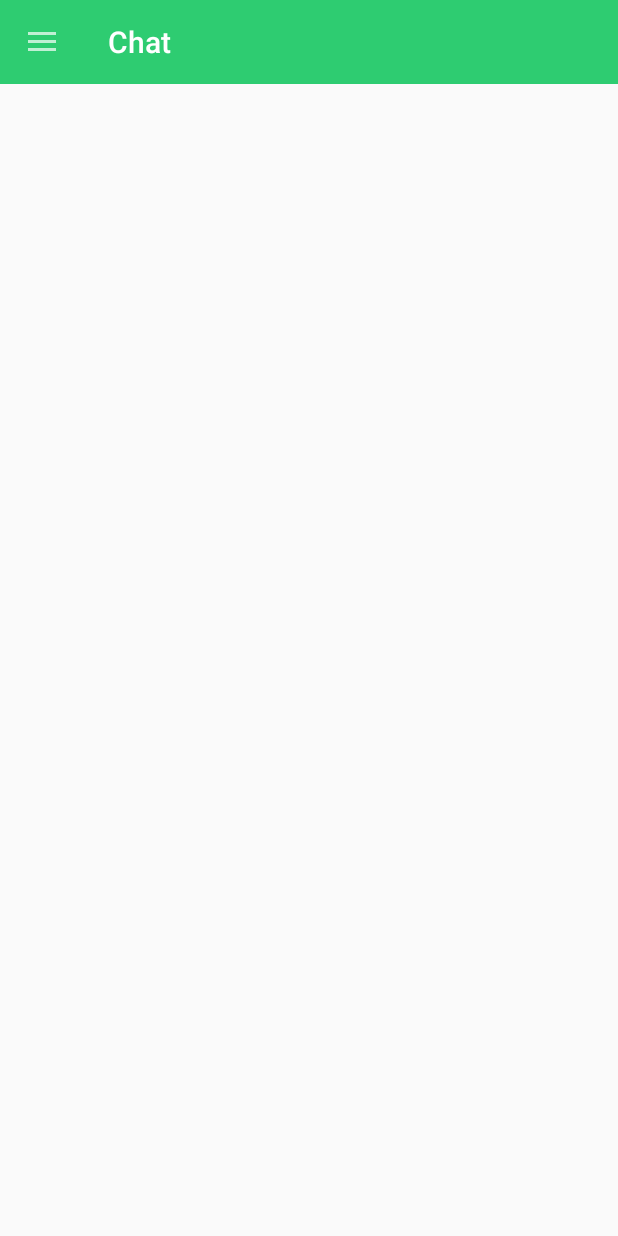
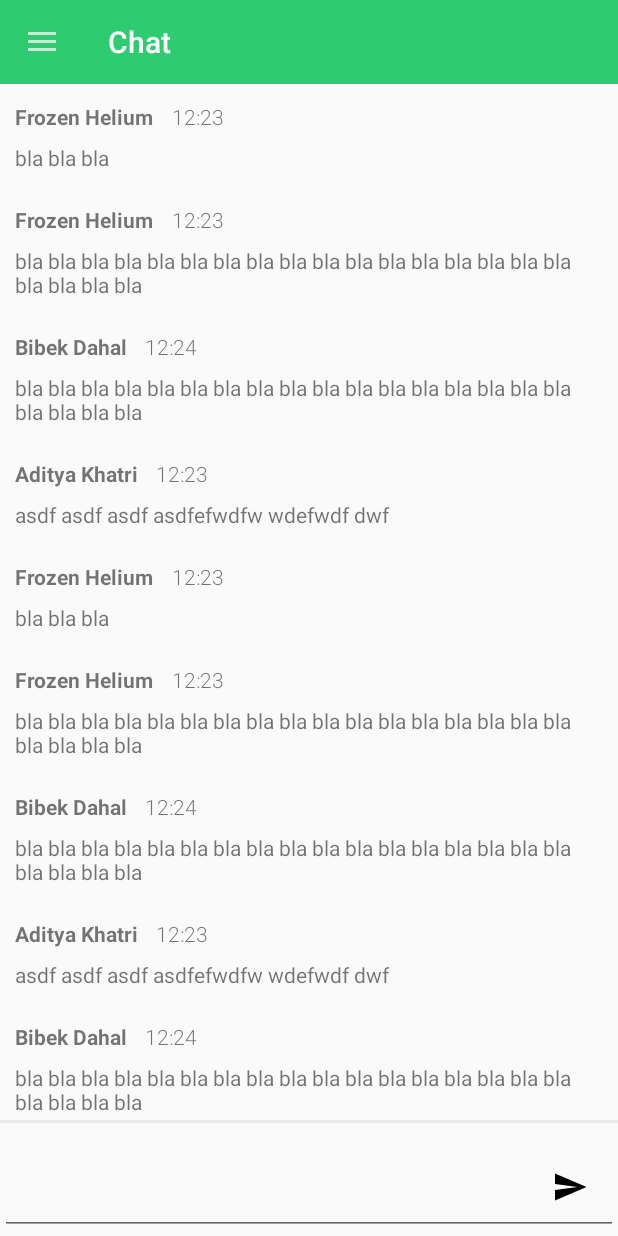
Before and after one commit to toggle-corp/chat, an Android app: the screen it shows after launch once a user with an empty profile is signed in (MainActivity), on a phone screen of 412 x 824 dp. Run offline under Robolectric (Android 15) with nearby library versions, the phone set to English and light mode, and no system bars; our stand-ins replace CircleImageView, Firebase (no records; nobody signed in at launch, a user with empty details on screens opened directly), Picasso.

Commit message:
Add messenger fragment

```diff
--- a/android/app/src/main/AndroidManifest.xml
+++ b/android/app/src/main/AndroidManifest.xml
@@ -14,7 +14,8 @@
         <activity
             android:name=".LoginActivity"
             android:windowSoftInputMode="adjustPan"/>
-        <activity android:name=".MainActivity">
+        <activity android:name=".MainActivity"
+            android:windowSoftInputMode="adjustPan">
             <intent-filter>
                 <action android:name="android.intent.action.MAIN" />
                 <category android:name="android.intent.category.LAUNCHER" />
--- a/android/app/src/main/java/com/togglecorp/chat/MainActivity.java
+++ b/android/app/src/main/java/com/togglecorp/chat/MainActivity.java
@@ -56,6 +56,10 @@ public class MainActivity extends AppCompatActivity {
         mDrawerLayout = (DrawerLayout)findViewById(R.id.drawer);
         mNavigationView = (NavigationView)findViewById(R.id.navigation_view);
         mNavigationView.setNavigationItemSelectedListener(mOnNavigationItemSelectedListener);
+
+        getFragmentManager().beginTransaction()
+                .replace(R.id.frame_content, new MessengerFragment())
+                .commit();
 
         ArrayList<NavigationDrawerItem> navigationDrawerItems = new ArrayList<>();
         navigationDrawerItems.add(new NavigationDrawerItem(NavigationDrawerItem.LABEL, "Conversations", null));
--- /dev/null
+++ b/android/app/src/main/java/com/togglecorp/chat/Message.java
@@ -0,0 +1,28 @@
+package com.togglecorp.chat;
+
+/**
+ * Created by fhx on 10/20/16.
+ */
+public class Message {
+    private String mText;
+    private String mSender;
+    private String mTime;
+
+    Message(String text, String sender, String time){
+        mText = text;
+        mSender = sender;
+        mTime = time;
+    }
+
+    public String getText(){
+        return mText;
+    }
+
+    public String getSender(){
+        return mSender;
+    }
+
+    public String getTime(){
+        return mTime;
+    }
+}
--- /dev/null
+++ b/android/app/src/main/java/com/togglecorp/chat/MessageAdapter.java
@@ -0,0 +1,114 @@
+package com.togglecorp.chat;
+
+import android.support.v7.widget.RecyclerView;
+import android.view.LayoutInflater;
+import android.view.View;
+import android.view.ViewGroup;
+import android.widget.TextView;
+
+import org.w3c.dom.Text;
+
+import java.util.ArrayList;
+import java.util.List;
+import java.util.concurrent.TimeoutException;
+
+/**
+ * Created by fhx on 10/20/16.
+ */
+public class MessageAdapter extends RecyclerView.Adapter<MessageAdapter.MessageViewHolder> {
+    private List<Message> mMessages;
+
+    MessageAdapter(){
+        mMessages = new ArrayList<>();
+        mMessages.add(new Message("bla bla bla", "Frozen Helium", "12:23"));
+        mMessages.add(new Message("bla bla bla bla bla bla bla bla bla bla bla bla bla bla bla bla bla bla bla bla bla", "Frozen Helium", "12:23"));
+        mMessages.add(new Message("bla bla bla bla bla bla bla bla bla bla bla bla bla bla bla bla bla bla bla bla bla", "Bibek Dahal", "12:24"));
+        mMessages.add(new Message("asdf asdf asdf asdfefwdfw wdefwdf dwf", "Aditya Khatri", "12:23"));
+        mMessages.add(new Message("bla bla bla", "Frozen Helium", "12:23"));
+        mMessages.add(new Message("bla bla bla bla bla bla bla bla bla bla bla bla bla bla bla bla bla bla bla bla bla", "Frozen Helium", "12:23"));
+        mMessages.add(new Message("bla bla bla bla bla bla bla bla bla bla bla bla bla bla bla bla bla bla bla bla bla", "Bibek Dahal", "12:24"));
+        mMessages.add(new Message("asdf asdf asdf asdfefwdfw wdefwdf dwf", "Aditya Khatri", "12:23"));
+        mMessages.add(new Message("bla bla bla bla bla bla bla bla bla bla bla bla bla bla bla bla bla bla bla bla bla", "Bibek Dahal", "12:24"));
+        mMessages.add(new Message("asdf asdf asdf asdfefwdfw wdefwdf dwf", "Aditya Khatri", "12:23"));
+        mMessages.add(new Message("bla bla bla", "Frozen Helium", "12:23"));
+        mMessages.add(new Message("bla bla bla bla bla bla bla bla bla bla bla bla bla bla bla bla bla bla bla bla bla", "Frozen Helium", "12:23"));
+        mMessages.add(new Message("bla bla bla bla bla bla bla bla bla bla bla bla bla bla bla bla bla bla bla bla bla", "Bibek Dahal", "12:24"));
+        mMessages.add(new Message("asdf asdf asdf asdfefwdfw wdefwdf dwf", "Aditya Khatri", "12:23"));
+        mMessages.add(new Message("bla bla bla", "Frozen Helium", "12:23"));
+        mMessages.add(new Message("bla bla bla bla bla bla bla bla bla bla bla bla bla bla bla bla bla bla bla bla bla", "Frozen Helium", "12:23"));
+        mMessages.add(new Message("bla bla bla bla bla bla bla bla bla bla bla bla bla bla bla bla bla bla bla bla bla", "Bibek Dahal", "12:24"));
+        mMessages.add(new Message("asdf asdf asdf asdfefwdfw wdefwdf dwf", "Aditya Khatri", "12:23"));
+        mMessages.add(new Message("bla bla bla bla bla bla bla bla bla bla bla bla bla bla bla bla bla bla bla bla bla", "Bibek Dahal", "12:24"));
+        mMessages.add(new Message("asdf asdf asdf asdfefwdfw wdefwdf dwf", "Aditya Khatri", "12:23"));
+        mMessages.add(new Message("bla bla bla", "Frozen Helium", "12:23"));
+        mMessages.add(new Message("asdf asdf asdf asdfefwdfw wdefwdf dwf", "Aditya Khatri", "12:23"));
+        mMessages.add(new Message("bla bla bla", "Frozen Helium", "12:23"));
+        mMessages.add(new Message("bla bla bla bla bla bla bla bla bla bla bla bla bla bla bla bla bla bla bla bla bla", "Frozen Helium", "12:23"));
+        mMessages.add(new Message("bla bla bla bla bla bla bla bla bla bla bla bla bla bla bla bla bla bla bla bla bla", "Bibek Dahal", "12:24"));
+        mMessages.add(new Message("asdf asdf asdf asdfefwdfw wdefwdf dwf", "Aditya Khatri", "12:23"));
+        mMessages.add(new Message("bla bla bla bla bla bla bla bla bla bla bla bla bla bla bla bla bla bla bla bla bla", "Bibek Dahal", "12:24"));
+        mMessages.add(new Message("asdf asdf asdf asdfefwdfw wdefwdf dwf", "Aditya Khatri", "12:23"));
+        mMessages.add(new Message("bla bla bla", "Frozen Helium", "12:23"));
+        mMessages.add(new Message("bla bla bla bla bla bla bla bla bla bla bla bla bla bla bla bla bla bla bla bla bla", "Bibek Dahal", "12:24"));
+        mMessages.add(new Message("asdf asdf asdf asdfefwdfw wdefwdf dwf", "Aditya Khatri", "12:23"));
+        mMessages.add(new Message("bla bla bla bla bla bla bla bla bla bla bla bla bla bla bla bla bla bla bla bla bla", "Bibek Dahal", "12:24"));
+        mMessages.add(new Message("asdf asdf asdf asdfefwdfw wdefwdf dwf", "Aditya Khatri", "12:23"));
+        mMessages.add(new Message("bla bla bla", "Frozen Helium", "12:23"));
+        mMessages.add(new Message("bla bla bla bla bla bla bla bla bla bla bla bla bla bla bla bla bla bla bla bla bla", "Frozen Helium", "12:23"));
+        mMessages.add(new Message("bla bla bla bla bla bla bla bla bla bla bla bla bla bla bla bla bla bla bla bla bla", "Bibek Dahal", "12:24"));
+        mMessages.add(new Message("asdf asdf asdf asdfefwdfw wdefwdf dwf", "Aditya Khatri", "12:23"));
+        mMessages.add(new Message("bla bla bla", "Frozen Helium", "12:23"));
+        mMessages.add(new Message("bla bla bla bla bla bla bla bla bla bla bla bla bla bla bla bla bla bla bla bla bla", "Frozen Helium", "12:23"));
+        mMessages.add(new Message("bla bla bla bla bla bla bla bla bla bla bla bla bla bla bla bla bla bla bla bla bla", "Bibek Dahal", "12:24"));
+        mMessages.add(new Message("asdf asdf asdf asdfefwdfw wdefwdf dwf", "Aditya Khatri", "12:23"));
+        mMessages.add(new Message("bla bla bla bla bla bla bla bla bla bla bla bla bla bla bla bla bla bla bla bla bla", "Bibek Dahal", "12:24"));
+        mMessages.add(new Message("asdf asdf asdf asdfefwdfw wdefwdf dwf", "Aditya Khatri", "12:23"));
+        mMessages.add(new Message("bla bla bla", "Frozen Helium", "12:23"));
+        mMessages.add(new Message("asdf asdf asdf asdfefwdfw wdefwdf dwf", "Aditya Khatri", "12:23"));
+        mMessages.add(new Message("bla bla bla", "Frozen Helium", "12:23"));
+        mMessages.add(new Message("bla bla bla bla bla bla bla bla bla bla bla bla bla bla bla bla bla bla bla bla bla", "Frozen Helium", "12:23"));
+        mMessages.add(new Message("bla bla bla bla bla bla bla bla bla bla bla bla bla bla bla bla bla bla bla bla bla", "Bibek Dahal", "12:24"));
+        mMessages.add(new Message("asdf asdf asdf asdfefwdfw wdefwdf dwf", "Aditya Khatri", "12:23"));
+        mMessages.add(new Message("bla bla bla bla bla bla bla bla bla bla bla bla bla bla bla bla bla bla bla bla bla", "Bibek Dahal", "12:24"));
+
+
+    }
+
+    public void setMessages(List<Message> messages){
+        mMessages = messages;
+        notifyDataSetChanged();
+    }
+
+    @Override
+    public MessageViewHolder onCreateViewHolder(ViewGroup parent, int viewType) {
+        return new MessageViewHolder(LayoutInflater.from(parent.getContext())
+                .inflate(R.layout.layout_message, parent, false));
+    }
+
+    @Override
+    public void onBindViewHolder(MessageViewHolder holder, int position) {
+        Message current = mMessages.get(position);
+        holder.sender.setText(current.getSender());
+        holder.time.setText(current.getTime());
+        holder.text.setText(current.getText());
+    }
+
+    @Override
+    public int getItemCount() {
+        return mMessages.size();
+    }
+
+    public class MessageViewHolder extends RecyclerView.ViewHolder{
+        protected TextView sender;
+        protected TextView time;
+        protected TextView text;
+
+        MessageViewHolder(View v){
+            super(v);
+
+            sender = (TextView)v.findViewById(R.id.sender);
+            time = (TextView)v.findViewById(R.id.time);
+            text = (TextView)v.findViewById(R.id.text);
+        }
+    }
+}
--- /dev/null
+++ b/android/app/src/main/java/com/togglecorp/chat/MessengerFragment.java
@@ -0,0 +1,30 @@
+package com.togglecorp.chat;
+
+import android.app.Fragment;
+import android.content.Context;
+import android.os.Bundle;
+import android.support.v7.widget.LinearLayoutManager;
+import android.support.v7.widget.RecyclerView;
+import android.view.LayoutInflater;
+import android.view.View;
+import android.view.ViewGroup;
+
+/**
+ * Created by fhx on 10/20/16.
+ */
+public class MessengerFragment extends Fragment {
+    private static final String TAG = "Messenger Fragment";
+
+    @Override
+    public View onCreateView(LayoutInflater inflater, ViewGroup container, Bundle savedInstanceState) {
+        View root = inflater.inflate(R.layout.fragment_messenger, container, false);
+
+        RecyclerView recyclerView = (RecyclerView)root.findViewById(R.id.messages);
+        recyclerView.setLayoutManager(new LinearLayoutManager(container.getContext()));
+
+        final MessageAdapter messageAdapter = new MessageAdapter();
+        recyclerView.setAdapter(messageAdapter);
+
+        return root;
+    }
+}
--- /dev/null
+++ b/android/app/src/main/res/drawable/ic_send.xml
@@ -0,0 +1,9 @@
+<vector xmlns:android="http://schemas.android.com/apk/res/android"
+        android:width="24dp"
+        android:height="24dp"
+        android:viewportWidth="24.0"
+        android:viewportHeight="24.0">
+    <path
+        android:fillColor="#FF000000"
+        android:pathData="M2.01,21L23,12 2.01,3 2,10l15,2 -15,2z"/>
+</vector>
--- a/android/app/src/main/res/layout/fragment_messenger.xml
+++ b/android/app/src/main/res/layout/fragment_messenger.xml
@@ -3,46 +3,51 @@
     android:layout_width="match_parent"
     android:layout_height="match_parent">
 
-    <RelativeLayout
+    <android.support.v4.widget.SwipeRefreshLayout
+        android:layout_width="match_parent"
+        android:layout_height="match_parent">
+        <LinearLayout
             android:layout_width="match_parent"
             android:layout_height="match_parent"
             android:orientation="vertical">
 
             <android.support.v7.widget.RecyclerView
-            android:id="@+id/recycler_view_messages"
+                android:id="@+id/messages"
                 android:scrollbars="vertical"
-            android:layout_marginLeft="10dp"
-            android:layout_marginRight="10dp"
                 android:layout_width="match_parent"
-            android:layout_height="match_parent"
-            android:layout_alignBottom="@+id/separator"
-            />
+                android:layout_height="0dp"
+                android:layout_weight="0.9"/>
 
+            <RelativeLayout
+                android:id="@+id/message_box"
+                android:layout_width="match_parent"
+                android:layout_height="0dp"
+                android:layout_weight="0.1">
                 <View
-            android:id="@+id/separator"
                     android:layout_width="match_parent"
-            android:layout_height="1dp"
-            android:layout_alignTop="@+id/message_box"
-            />
-
-        <LinearLayout
-            android:id="@+id/message_box"
-            android:layout_alignParentBottom="true"
+                    android:layout_height="2dp"
+                    android:layout_alignParentTop="true"
+                    android:background="@color/colorBorder"/>
+                <EditText
+                    android:id="@+id/edit_message"
                     android:layout_width="match_parent"
                     android:layout_height="wrap_content"
-            android:orientation="horizontal"
-            android:weightSum="1.0">
-            <EditText
-                android:id="@+id/edit_message"
-                android:layout_width="0dp"
-                android:layout_height="wrap_content"
-                android:layout_weight="0.8"/>
-            <Button
+                    android:layout_alignParentBottom="true"/>
+                <ImageButton
                     android:id="@+id/send_message"
-                android:layout_width="0dp"
-                android:layout_weight="0.2"
-                android:layout_height="wrap_content"
+                    android:layout_width="@dimen/icon_lg"
+                    android:layout_height="@dimen/icon_lg"
+                    android:src="@drawable/ic_send"
+                    android:background="#00000000"
+                    android:layout_marginLeft="@dimen/layout_spacing_sm"
+                    android:layout_marginRight="@dimen/layout_spacing_sm"
+                    android:layout_marginBottom="@dimen/layout_spacing_sm"
+                    android:layout_alignParentBottom="true"
+                    android:layout_alignParentRight="true"
                     android:text="send"/>
+            </RelativeLayout>
         </LinearLayout>
-    </RelativeLayout>
+    </android.support.v4.widget.SwipeRefreshLayout>
+
+
 </FrameLayout>
--- a/android/app/src/main/res/layout/layout_message.xml
+++ b/android/app/src/main/res/layout/layout_message.xml
@@ -11,14 +11,14 @@
         android:orientation="horizontal">
 
         <TextView
-            android:id="@+id/textview_username"
+            android:id="@+id/sender"
             android:layout_width="wrap_content"
             android:layout_height="wrap_content"
             android:textStyle="bold"
             android:text="Aditya Khatri"/>
 
         <TextView
-            android:id="@+id/textview_time"
+            android:id="@+id/time"
             android:layout_width="wrap_content"
             android:layout_height="wrap_content"
             android:text="10:00 AM"
@@ -29,7 +29,7 @@
     </LinearLayout>
 
     <TextView
-        android:id="@+id/textview_messageText"
+        android:id="@+id/text"
         android:layout_marginTop="6dp"
         android:layout_width="match_parent"
         android:layout_height="wrap_content"
```
Lines whose indentation alone changed are shown as unchanged.
